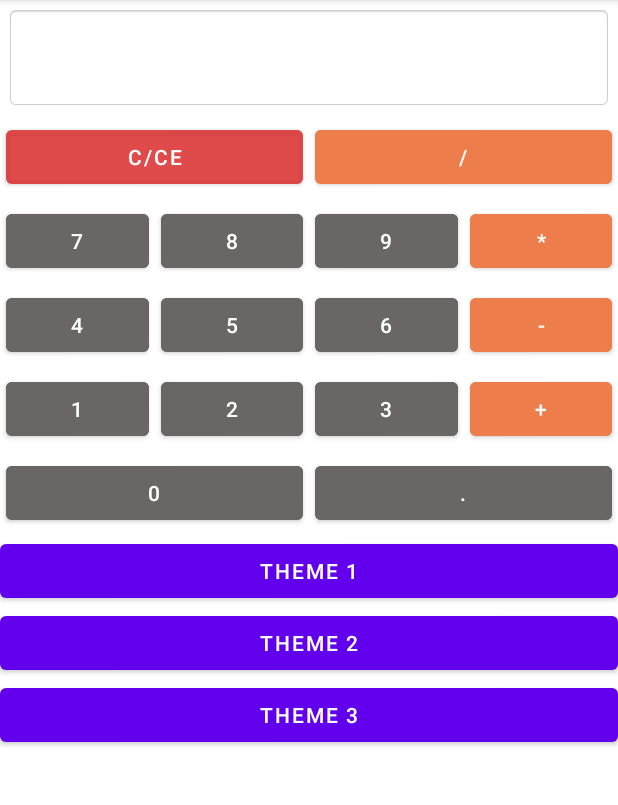
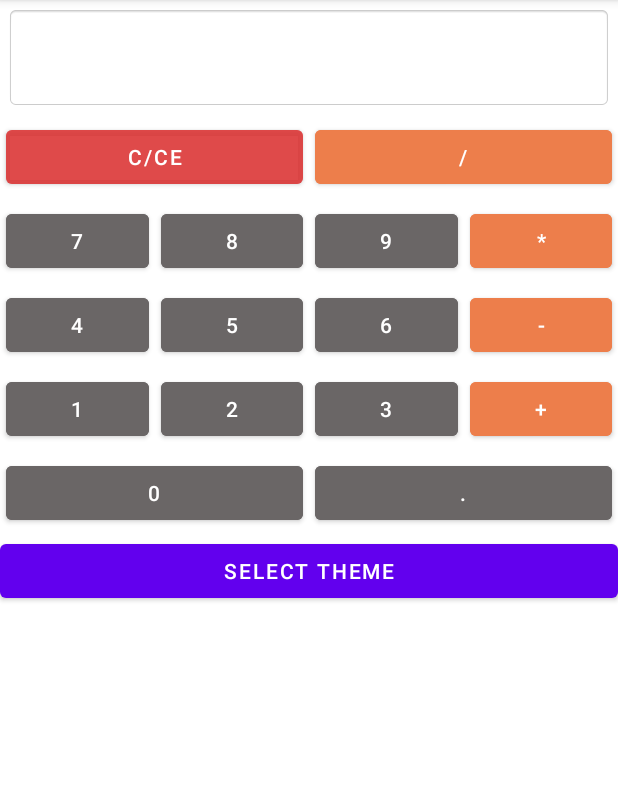
Before and after one commit to RadmirSh/CalculatorV2, an Android app: the screen it shows after launch (CalculatorActivity), on a phone screen of 412 x 824 dp, the part 84-889 px from its top. Run offline under Robolectric (Android 15) with nearby library versions, the phone set to English and light mode, and no system bars.

Commit message:
сделано activity со списком тем

```diff
--- a/app/src/main/AndroidManifest.xml
+++ b/app/src/main/AndroidManifest.xml
@@ -14,6 +14,9 @@
         android:theme="@style/Theme.CalculatorV2"
         tools:targetApi="31">
         <activity
+            android:name=".ui.SelectThemeActivity"
+            android:exported="false" />
+        <activity
             android:name=".ui.CalculatorActivity"
             android:exported="true">
             <intent-filter>
--- a/app/src/main/java/com/example/calculatorv2/ui/CalculatorActivity.java
+++ b/app/src/main/java/com/example/calculatorv2/ui/CalculatorActivity.java
@@ -2,6 +2,7 @@ package com.example.calculatorv2.ui;
 
 import androidx.appcompat.app.AppCompatActivity;
 
+import android.content.Intent;
 import android.os.Bundle;
 import android.view.View;
 import android.widget.Button;
@@ -86,38 +87,16 @@ public class CalculatorActivity extends AppCompatActivity implements CalculatorV
         /*digitClickListener для обработки нажатия кнопки "." и передачи presenter'у*/
         findViewById(R.id.dot).setOnClickListener(view -> presenter.onDotPressed());
 
-        Button themeDefault = findViewById(R.id.theme1);
-        Button themeWhite = findViewById(R.id.theme2);
-        Button themeBlack = findViewById(R.id.theme3);
+        findViewById(R.id.theme).setOnClickListener(new View.OnClickListener() {
+            @Override
+            public void onClick(View view) {
+                Intent intent = new Intent(CalculatorActivity.this, SelectThemeActivity.class);
+                intent.putExtra(SelectThemeActivity.EXTRA_THEME, themeRepository.getSavedTheme());
+                startActivity(intent);
+            }
+        });
+    }
 
-        if (themeDefault != null) {
-            themeDefault.setOnClickListener(new View.OnClickListener() {
-                @Override
-                public void onClick(View view) {
-                    themeRepository.saveTheme(Theme.DEFAULT);
-                    recreate();
-                }
-            });
-        }
-        if (themeWhite != null) {
-            themeWhite.setOnClickListener(new View.OnClickListener() {
-                @Override
-                public void onClick(View view) {
-                    themeRepository.saveTheme(Theme.WHITE);
-                    recreate();
-                }
-            });
-        }
-        if (themeBlack != null) {
-            themeBlack.setOnClickListener(new View.OnClickListener() {
-                @Override
-                public void onClick(View view) {
-                    themeRepository.saveTheme(Theme.BLACK);
-                    recreate();
-                }
-            });
-        }
-    }
     @Override
     public void showResult(String result) {
         resultTxt.setText(result);
--- a/app/src/main/res/layout-land/activity_calculator.xml
+++ b/app/src/main/res/layout-land/activity_calculator.xml
@@ -1,9 +1,15 @@
 <?xml version="1.0" encoding="utf-8"?>
-<GridLayout xmlns:android="http://schemas.android.com/apk/res/android"
+
+<LinearLayout xmlns:android="http://schemas.android.com/apk/res/android"
     xmlns:tools="http://schemas.android.com/tools"
     android:layout_width="match_parent"
     android:layout_height="match_parent"
-    xmlns:app="http://schemas.android.com/apk/res-auto"
+    android:orientation="vertical">
+
+
+    <GridLayout
+        android:layout_width="match_parent"
+        android:layout_height="wrap_content"
         android:layout_gravity="center"
         android:columnCount="4"
         android:useDefaultMargins="true">
@@ -25,117 +31,157 @@
             android:id="@+id/zeroing"
             android:layout_width="wrap_content"
             android:layout_height="wrap_content"
+            android:layout_columnSpan="2"
+            android:layout_columnWeight="1"
             android:backgroundTint="@color/red"
             android:text="@string/key_zeroing"
-        style="@style/CalcBigButtonLand"/>
+            android:textSize="@dimen/textButton" />
 
         <com.google.android.material.button.MaterialButton
             android:id="@+id/division"
             android:layout_width="wrap_content"
             android:layout_height="wrap_content"
+            android:layout_columnSpan="2"
+            android:layout_columnWeight="1"
             android:backgroundTint="@color/orange"
             android:text="@string/key_division"
-        style="@style/CalcBigButtonLand"/>
+            android:textSize="@dimen/textButton" />
 
         <com.google.android.material.button.MaterialButton
             android:id="@+id/key_7"
             android:layout_width="wrap_content"
             android:layout_height="wrap_content"
+            android:layout_columnWeight="1"
+            android:backgroundTint="@color/grey"
             android:text="@string/key_7"
-        style="@style/CalcButtonLand"/>
+            android:textSize="@dimen/textButton" />
 
         <com.google.android.material.button.MaterialButton
             android:id="@+id/key_8"
             android:layout_width="wrap_content"
             android:layout_height="wrap_content"
+            android:layout_columnWeight="1"
+            android:backgroundTint="@color/grey"
             android:text="@string/key_8"
-        style="@style/CalcButtonLand"/>
+            android:textSize="@dimen/textButton" />
 
         <com.google.android.material.button.MaterialButton
             android:id="@+id/key_9"
             android:layout_width="wrap_content"
             android:layout_height="wrap_content"
+            android:layout_columnWeight="1"
+            android:backgroundTint="@color/grey"
             android:text="@string/key_9"
-        style="@style/CalcButtonLand"/>
+            android:textSize="@dimen/textButton" />
 
         <com.google.android.material.button.MaterialButton
             android:id="@+id/composition"
             android:layout_width="wrap_content"
             android:layout_height="wrap_content"
+            android:layout_columnWeight="1"
             android:backgroundTint="@color/orange"
             android:text="@string/key_composition"
-        style="@style/CalcButtonLand"/>
+            android:textSize="@dimen/textButton" />
 
         <com.google.android.material.button.MaterialButton
             android:id="@+id/key_4"
             android:layout_width="wrap_content"
             android:layout_height="wrap_content"
+            android:layout_columnWeight="1"
+            android:backgroundTint="@color/grey"
             android:text="@string/key_4"
-        style="@style/CalcButtonLand"/>
+            android:textSize="@dimen/textButton" />
 
         <com.google.android.material.button.MaterialButton
             android:id="@+id/key_5"
             android:layout_width="wrap_content"
             android:layout_height="wrap_content"
+            android:layout_columnWeight="1"
+            android:backgroundTint="@color/grey"
             android:text="@string/key_5"
-        style="@style/CalcButtonLand"/>
+            android:textSize="@dimen/textButton" />
 
         <com.google.android.material.button.MaterialButton
             android:id="@+id/key_6"
             android:layout_width="wrap_content"
             android:layout_height="wrap_content"
+            android:layout_columnWeight="1"
+            android:backgroundTint="@color/grey"
             android:text="@string/key_6"
-        style="@style/CalcButtonLand"/>
+            android:textSize="@dimen/textButton" />
 
         <com.google.android.material.button.MaterialButton
             android:id="@+id/key_subtraction"
             android:layout_width="wrap_content"
             android:layout_height="wrap_content"
+            android:layout_columnWeight="1"
             android:backgroundTint="@color/orange"
             android:text="@string/key_subtraction"
-        style="@style/CalcButtonLand"/>
+            android:textSize="@dimen/textButton" />
 
         <com.google.android.material.button.MaterialButton
             android:id="@+id/key_1"
             android:layout_width="wrap_content"
             android:layout_height="wrap_content"
+            android:layout_columnWeight="1"
+            android:backgroundTint="@color/grey"
             android:text="@string/key_1"
-        style="@style/CalcButtonLand"/>
+            android:textSize="@dimen/textButton" />
 
         <com.google.android.material.button.MaterialButton
             android:id="@+id/key_2"
             android:layout_width="wrap_content"
             android:layout_height="wrap_content"
+            android:layout_columnWeight="1"
+            android:backgroundTint="@color/grey"
             android:text="@string/key_2"
-        style="@style/CalcButtonLand"/>
+            android:textSize="@dimen/textButton" />
 
         <com.google.android.material.button.MaterialButton
             android:id="@+id/key_3"
             android:layout_width="wrap_content"
             android:layout_height="wrap_content"
+            android:layout_columnWeight="1"
+            android:backgroundTint="@color/grey"
             android:text="@string/key_3"
-        style="@style/CalcButtonLand"/>
+            android:textSize="@dimen/textButton" />
 
         <com.google.android.material.button.MaterialButton
             android:id="@+id/key_addition"
             android:layout_width="wrap_content"
             android:layout_height="wrap_content"
+            android:layout_columnWeight="1"
             android:backgroundTint="@color/orange"
             android:text="@string/key_addition"
-        style="@style/CalcButtonLand"/>
+            android:textSize="@dimen/textButton" />
 
         <com.google.android.material.button.MaterialButton
             android:id="@+id/key_0"
             android:layout_width="wrap_content"
             android:layout_height="wrap_content"
+            android:layout_columnSpan="2"
+            android:layout_columnWeight="1"
+            android:backgroundTint="@color/grey"
             android:text="@string/key_0"
-        style="@style/CalcBigButtonLand"/>
+            android:textSize="@dimen/textButton" />
 
         <com.google.android.material.button.MaterialButton
             android:id="@+id/dot"
             android:layout_width="wrap_content"
             android:layout_height="wrap_content"
+            android:layout_columnSpan="2"
+            android:layout_columnWeight="1"
+            android:backgroundTint="@color/grey"
             android:text="@string/key_dot"
-        style="@style/CalcBigButtonLand"/>
+            android:textSize="@dimen/textButton" />
 
     </GridLayout>
+
+    <Button
+        android:id="@+id/theme"
+        android:layout_width="match_parent"
+        android:layout_height="wrap_content"
+        android:text="@string/select_theme"/>
+
+
+</LinearLayout>
--- a/app/src/main/res/layout/activity_calculator.xml
+++ b/app/src/main/res/layout/activity_calculator.xml
@@ -178,21 +178,10 @@
     </GridLayout>
 
     <Button
-        android:id="@+id/theme1"
+        android:id="@+id/theme"
         android:layout_width="match_parent"
         android:layout_height="wrap_content"
-        android:text="@string/theme_1" />
+        android:text="@string/select_theme"/>
 
-    <Button
-        android:id="@+id/theme2"
-        android:layout_width="match_parent"
-        android:layout_height="wrap_content"
-        android:text="@string/theme_2" />
-
-    <Button
-        android:id="@+id/theme3"
-        android:layout_width="match_parent"
-        android:layout_height="wrap_content"
-        android:text="@string/theme_3" />
 
 </LinearLayout>
--- a/app/src/main/res/values/strings.xml
+++ b/app/src/main/res/values/strings.xml
@@ -22,4 +22,5 @@
     <string name="theme_1">Theme 1</string>
     <string name="theme_2">Theme 2</string>
     <string name="theme_3">Theme 3</string>
+    <string name="select_theme">Select Theme</string>
 </resources>
```
Lines whose indentation alone changed are shown as unchanged.
